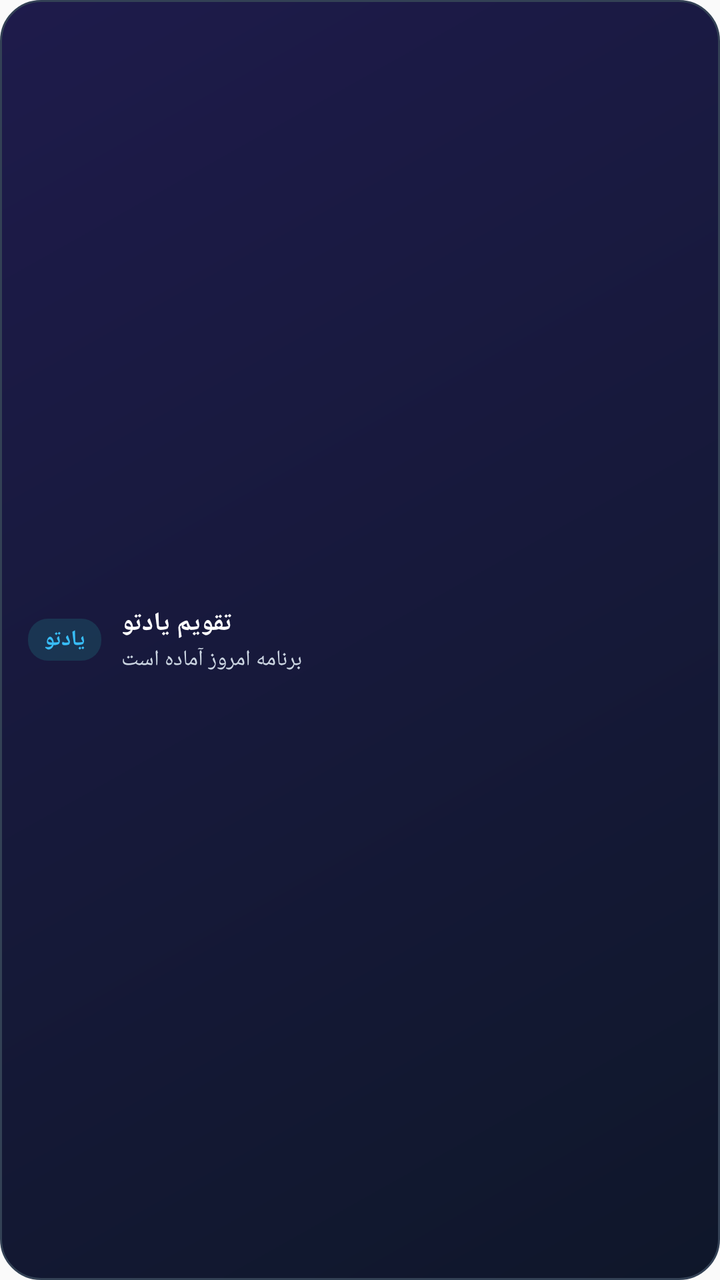
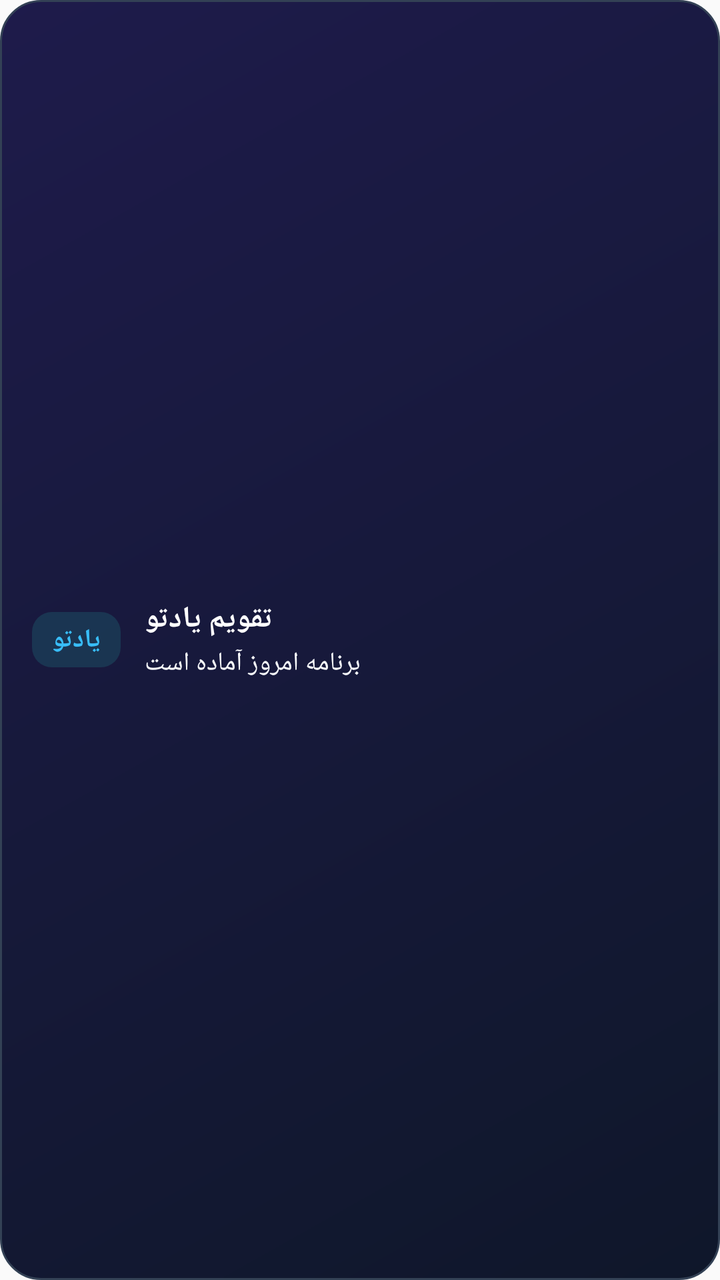

The first picture is an Android layout as it rendered before a commit; the second is the same layout after the commit. The layout source and the unified diff follow.
<!-- AndroidManifest.xml: application theme AppTheme -->
<!-- res/layout/notification_status.xml -->
<?xml version="1.0" encoding="utf-8"?>
<LinearLayout xmlns:android="http://schemas.android.com/apk/res/android"
    android:layout_width="match_parent"
    android:layout_height="wrap_content"
    android:background="@drawable/widget_bg"
    android:gravity="center_vertical"
    android:orientation="horizontal"
    android:paddingLeft="14dp"
    android:paddingTop="10dp"
    android:paddingRight="14dp"
    android:paddingBottom="10dp">

    <TextView
        android:id="@+id/notif_brand"
        android:layout_width="wrap_content"
        android:layout_height="wrap_content"
        android:background="@drawable/widget_badge_bg"
        android:paddingLeft="8dp"
        android:paddingTop="3dp"
        android:paddingRight="8dp"
        android:paddingBottom="3dp"
        android:text="یادتو"
        android:textColor="#38bdf8"
        android:textSize="11sp"
        android:textStyle="bold" />

    <LinearLayout
        android:layout_width="0dp"
        android:layout_height="wrap_content"
        android:layout_marginStart="10dp"
        android:layout_weight="1"
        android:orientation="vertical">

        <TextView
            android:id="@+id/notif_date"
            android:layout_width="match_parent"
            android:layout_height="wrap_content"
            android:ellipsize="end"
            android:gravity="end"
            android:maxLines="1"
            android:text="تقویم یادتو"
            android:textColor="#ffffff"
            android:textSize="13sp"
            android:textStyle="bold" />

        <TextView
            android:id="@+id/notif_summary"
            android:layout_width="match_parent"
            android:layout_height="wrap_content"
            android:layout_marginTop="2dp"
            android:ellipsize="end"
            android:gravity="end"
            android:maxLines="1"
            android:text="برنامه امروز آماده است"
            android:textColor="#cbd5e1"
            android:textSize="11sp" />
    </LinearLayout>
</LinearLayout>
<!-- resources referenced by this layout -->
<resources>
  <!-- drawable widget_badge_bg (drawable) -->
  <?xml version="1.0" encoding="utf-8"?>
  <shape xmlns:android="http://schemas.android.com/apk/res/android" android:shape="rectangle">
      <solid android:color="#262dd4bf" />
      <corners android:radius="10dp" />
  </shape>
  <!-- drawable widget_bg (drawable) -->
  <?xml version="1.0" encoding="utf-8"?>
  <shape xmlns:android="http://schemas.android.com/apk/res/android" android:shape="rectangle">
      <gradient
          android:angle="135"
          android:startColor="#0f172a"
          android:endColor="#1e1b4b" />
      <corners android:radius="20dp" />
      <stroke android:width="1dp" android:color="#334155" />
  </shape>
  <style name="AppTheme" parent="Theme.AppCompat.Light.DarkActionBar">
          
          <item name="colorPrimary">@color/colorPrimary</item>
          <item name="colorPrimaryDark">@color/colorPrimaryDark</item>
          <item name="colorAccent">@color/colorAccent</item>
      </style>
</resources>

<!-- the commit's change to res/layout/notification_status.xml (unified diff, before → after) -->
@@ -5,29 +5,29 @@
     android:background="@drawable/widget_bg"
     android:gravity="center_vertical"
     android:orientation="horizontal"
-    android:paddingLeft="14dp"
-    android:paddingTop="10dp"
-    android:paddingRight="14dp"
-    android:paddingBottom="10dp">
+    android:paddingLeft="16dp"
+    android:paddingTop="12dp"
+    android:paddingRight="16dp"
+    android:paddingBottom="12dp">
 
     <TextView
         android:id="@+id/notif_brand"
         android:layout_width="wrap_content"
         android:layout_height="wrap_content"
         android:background="@drawable/widget_badge_bg"
-        android:paddingLeft="8dp"
-        android:paddingTop="3dp"
-        android:paddingRight="8dp"
-        android:paddingBottom="3dp"
+        android:paddingLeft="10dp"
+        android:paddingTop="5dp"
+        android:paddingRight="10dp"
+        android:paddingBottom="5dp"
         android:text="یادتو"
         android:textColor="#38bdf8"
-        android:textSize="11sp"
+        android:textSize="13sp"
         android:textStyle="bold" />
 
     <LinearLayout
         android:layout_width="0dp"
         android:layout_height="wrap_content"
-        android:layout_marginStart="10dp"
+        android:layout_marginStart="12dp"
         android:layout_weight="1"
         android:orientation="vertical">
 
@@ -40,19 +40,19 @@
             android:maxLines="1"
             android:text="تقویم یادتو"
             android:textColor="#ffffff"
-            android:textSize="13sp"
+            android:textSize="15sp"
             android:textStyle="bold" />
 
         <TextView
             android:id="@+id/notif_summary"
             android:layout_width="match_parent"
             android:layout_height="wrap_content"
-            android:layout_marginTop="2dp"
+            android:layout_marginTop="3dp"
             android:ellipsize="end"
             android:gravity="end"
             android:maxLines="1"
             android:text="برنامه امروز آماده است"
-            android:textColor="#cbd5e1"
-            android:textSize="11sp" />
+            android:textColor="#f8fafc"
+            android:textSize="13sp" />
     </LinearLayout>
 </LinearLayout>
